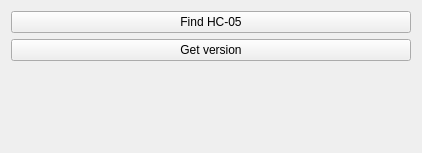
RinatB2017/mega_GIT, file Qt/my_programm/Test_HC-05/src/test_hc05_mainbox/ui/test_hc05_mainbox.ui: the form before one commit.
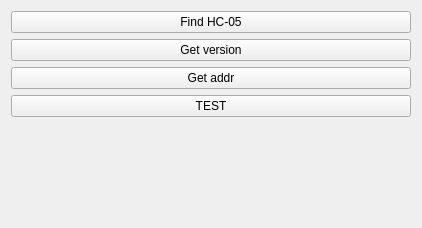
The form after the commit.

Patch:
```diff
--- a/Qt/my_programm/Test_HC-05/src/test_hc05_mainbox/ui/test_hc05_mainbox.ui
+++ b/Qt/my_programm/Test_HC-05/src/test_hc05_mainbox/ui/test_hc05_mainbox.ui
@@ -7,7 +7,7 @@
     <x>0</x>
     <y>0</y>
     <width>422</width>
-    <height>153</height>
+    <height>228</height>
    </rect>
   </property>
   <property name="windowTitle">
@@ -31,6 +31,20 @@
      </property>
     </widget>
    </item>
+   <item>
+    <widget class="QPushButton" name="btn_get_addr">
+     <property name="text">
+      <string>Get addr</string>
+     </property>
+    </widget>
+   </item>
+   <item>
+    <widget class="QPushButton" name="btn_test">
+     <property name="text">
+      <string>TEST</string>
+     </property>
+    </widget>
+   </item>
    <item>
     <spacer name="verticalSpacer">
      <property name="orientation">
```
Left out of the diff: 3 changed lines with no effect on the pictures.
